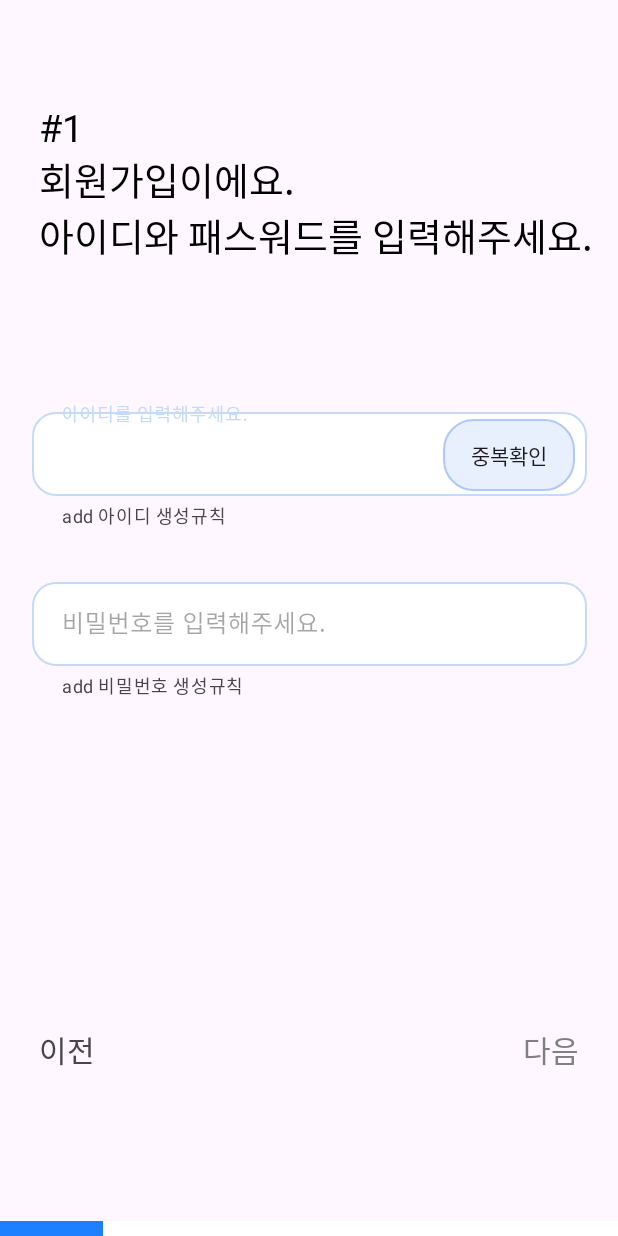
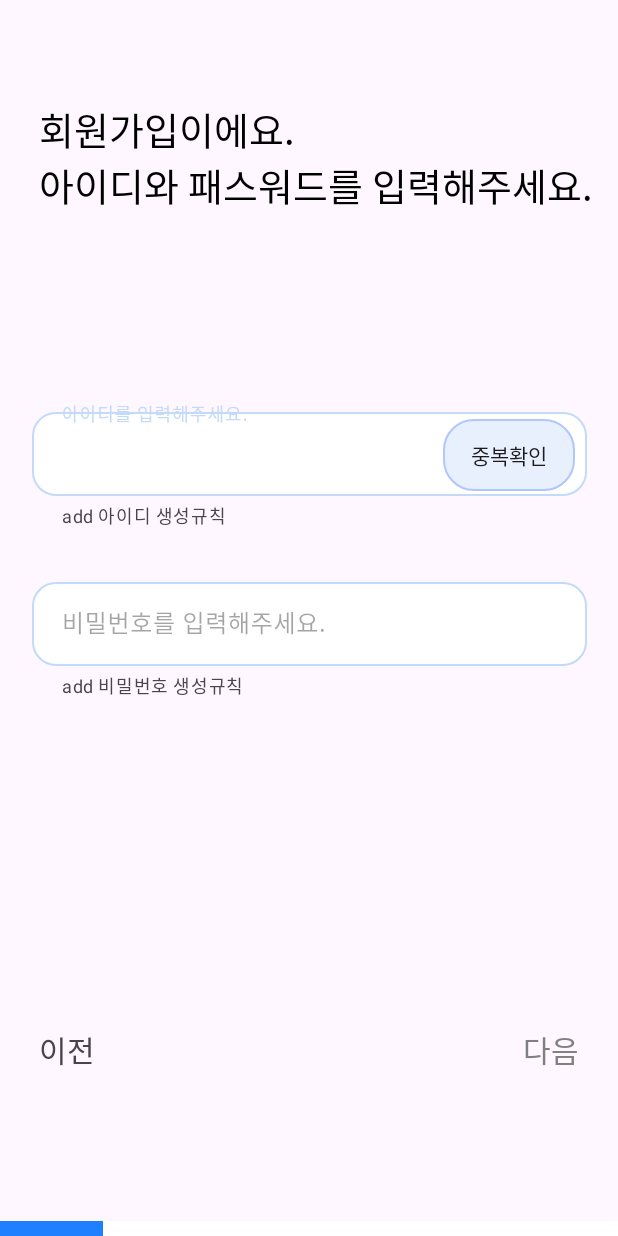
Before and after one commit to SeLino98/TravelMaker, an Android app: the screen it shows after launch (SignupActivity), on a phone screen of 412 x 824 dp. Run offline under Robolectric (Android 15) with nearby library versions, the phone set to English and light mode, and no system bars; our stand-ins replace Dagger/Hilt's generated code.

Commit message:
24.01.29.

```diff
--- a/travelmaker_android/app/src/main/res/layout/fragment_signup_id_pw.xml
+++ b/travelmaker_android/app/src/main/res/layout/fragment_signup_id_pw.xml
@@ -13,7 +13,7 @@
         android:layout_height="wrap_content"
         android:layout_marginStart="26dp"
         android:layout_marginTop="67dp"
-        android:text="#1\n회원가입이에요.\n아이디와 패스워드를 입력해주세요."
+        android:text="회원가입이에요.\n아이디와 패스워드를 입력해주세요."
         app:layout_constraintStart_toStartOf="parent"
         app:layout_constraintTop_toTopOf="parent"
         />
```
Also changed, not shown: 1 other file.
